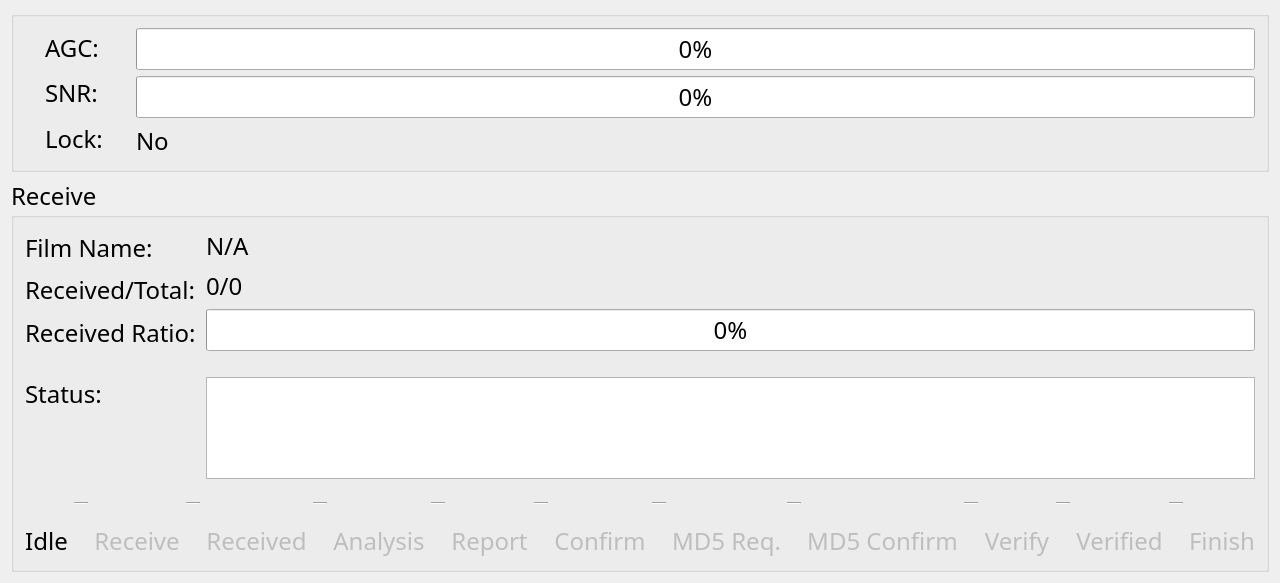
Old version of the form src/UI/CineCastUi/CineCastUi/status.ui in the repository killerlife/CineCast.
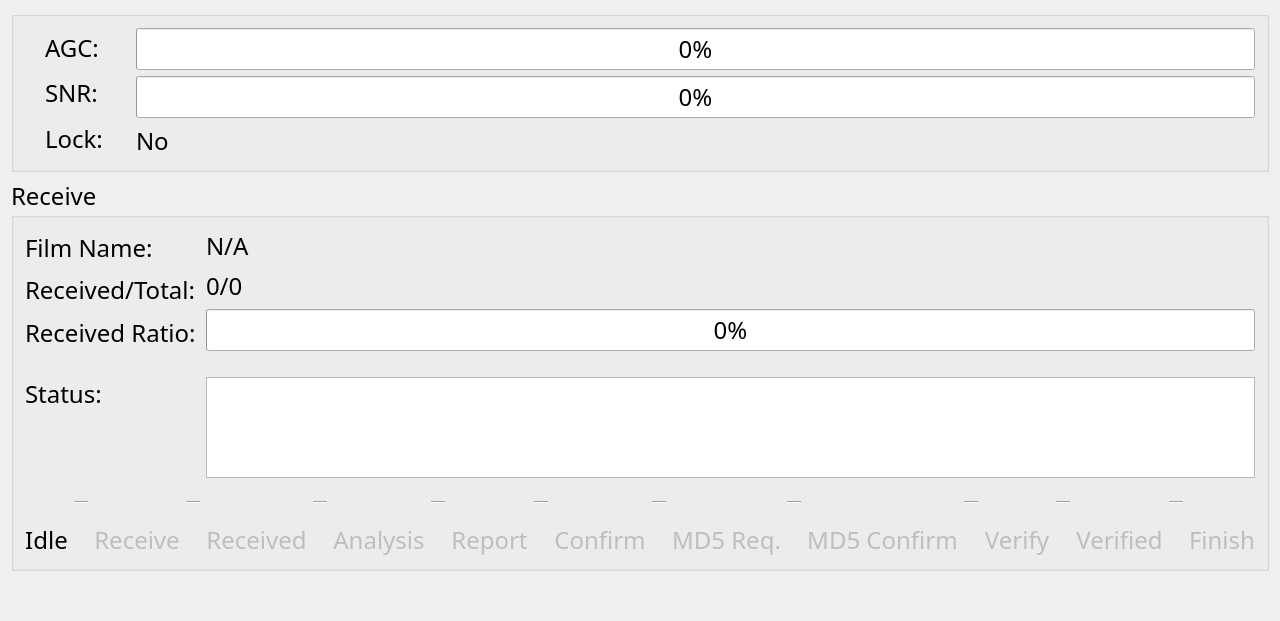
New version of the form. Icons and pictures are not drawn.

What changed in the file:
```diff
--- a/src/UI/CineCastUi/CineCastUi/status.ui
+++ b/src/UI/CineCastUi/CineCastUi/status.ui
@@ -6,7 +6,7 @@
     <x>0</x>
     <y>0</y>
     <width>1266</width>
-    <height>583</height>
+    <height>621</height>
    </rect>
   </property>
   <property name="font" >
@@ -1010,6 +1010,13 @@
      </property>
     </spacer>
    </item>
+   <item>
+    <widget class="QLabel" name="label_38" >
+     <property name="alignment" >
+      <set>Qt::AlignCenter</set>
+     </property>
+    </widget>
+   </item>
   </layout>
  </widget>
  <layoutdefault spacing="6" margin="11" />
```
Left out of the diff: 17 changed lines with no effect on the pictures.
